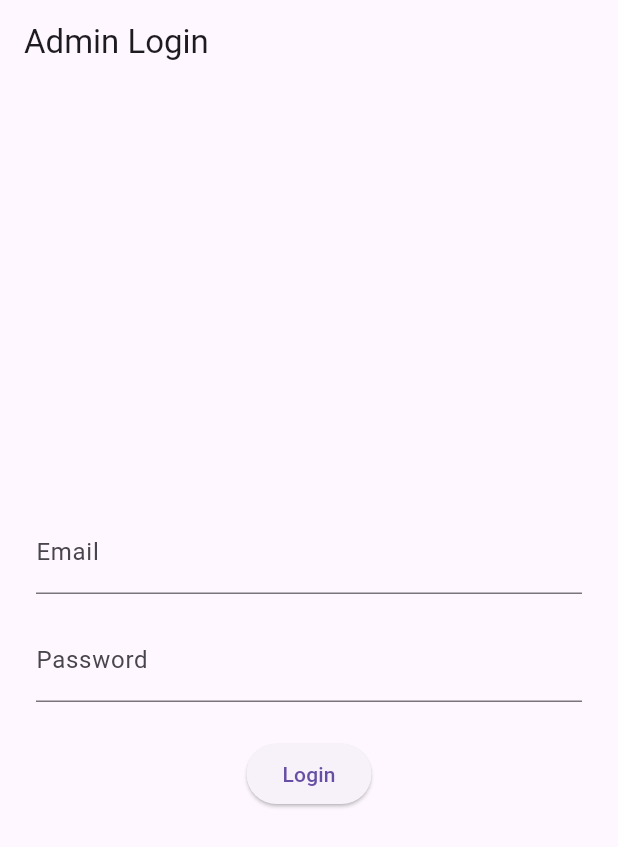
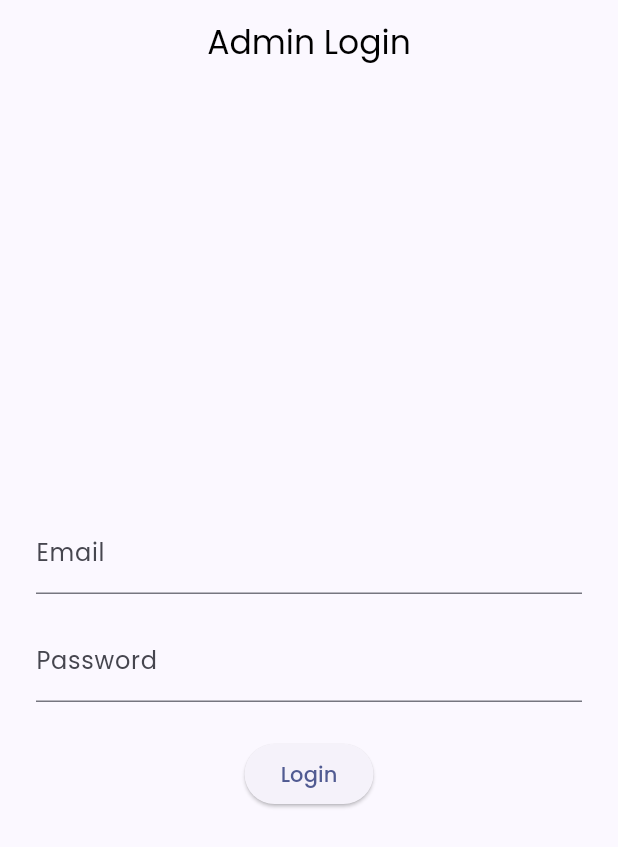
Before and after one commit to bscs23174/rent_a_car, a Flutter app: the screen it shows after launch, on a phone screen of 412 x 824 dp. Shown: the top 847 px of the screen. Run offline on Flutter 3.47's test engine with Material 3 defaults, Android fonts, the phone set to English and light mode, and no system bars; our stand-ins replace cloud_firestore, firebase_auth, firebase_core, google_fonts; accounts and stored records are empty.

Commit message:
Add smooth page transitions.
Use a clean font like GoogleFonts.

Improve readability and structure.

```diff
--- a/lib/main.dart
+++ b/lib/main.dart
@@ -1,5 +1,6 @@
 import 'package:flutter/material.dart';
 import 'package:firebase_core/firebase_core.dart';
+import 'package:google_fonts/google_fonts.dart'; // For elegant fonts
 import 'screens/admin/admin_login_screen.dart';
 import 'screens/admin/admin_home_screen.dart';
 import 'screens/admin/manage_cars_screen.dart';
@@ -12,15 +13,34 @@ import 'package:rent_a_car/models/request_model.dart';
 void main() async {
   WidgetsFlutterBinding.ensureInitialized();
   await Firebase.initializeApp();
-  runApp(RentACarAdminApp());
+  runApp(const RentACarAdminApp());
 }
 
 class RentACarAdminApp extends StatelessWidget {
+  const RentACarAdminApp({super.key});
+
   @override
   Widget build(BuildContext context) {
     return MaterialApp(
       title: 'Rent a Car Admin',
-      theme: ThemeData(primarySwatch: Colors.blue),
+      debugShowCheckedModeBanner: false,
+      theme: ThemeData(
+        useMaterial3: true,
+        colorScheme: ColorScheme.fromSeed(seedColor: Colors.indigo),
+        textTheme: GoogleFonts.poppinsTextTheme(), // Clean, modern font
+        appBarTheme: const AppBarTheme(
+          elevation: 0,
+          backgroundColor: Colors.transparent,
+          foregroundColor: Colors.black,
+          centerTitle: true,
+        ),
+        pageTransitionsTheme: const PageTransitionsTheme(
+          builders: {
+            TargetPlatform.android: CupertinoPageTransitionsBuilder(), // Smooth iOS-style transitions
+            TargetPlatform.iOS: CupertinoPageTransitionsBuilder(),
+          },
+        ),
+      ),
       initialRoute: '/adminLogin',
       routes: {
         '/adminLogin': (context) => const AdminLoginScreen(),
@@ -29,7 +49,7 @@ class RentACarAdminApp extends StatelessWidget {
         '/manageRequests': (context) => const ManageRequestsScreen(),
         '/add-edit-car': (context) => const AddEditCarScreen(),
         '/requestDetail': (context) {
-          final RequestModel request = ModalRoute.of(context)!.settings.arguments as RequestModel;
+          final request = ModalRoute.of(context)!.settings.arguments as RequestModel;
           return RequestDetailScreen(request: request);
         },
         '/profile': (context) => const ProfileScreen(),
--- a/pubspec.yaml
+++ b/pubspec.yaml
@@ -34,6 +34,8 @@ dependencies:
   firebase_database: ^10.4.3
   firebase_auth: ^4.17.4
   cloud_firestore: ^4.15.5
+  google_fonts: ^6.1.0
+
 
 
   # The following adds the Cupertino Icons font to your application.
```
Also changed, not shown: pubspec.lock.
